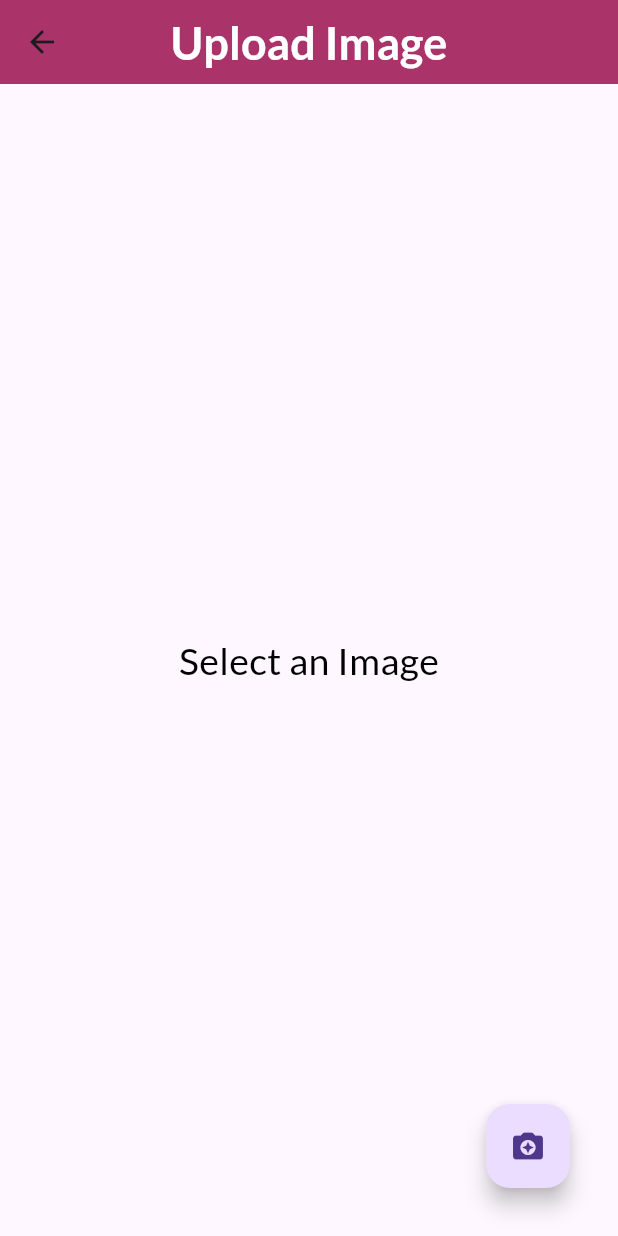
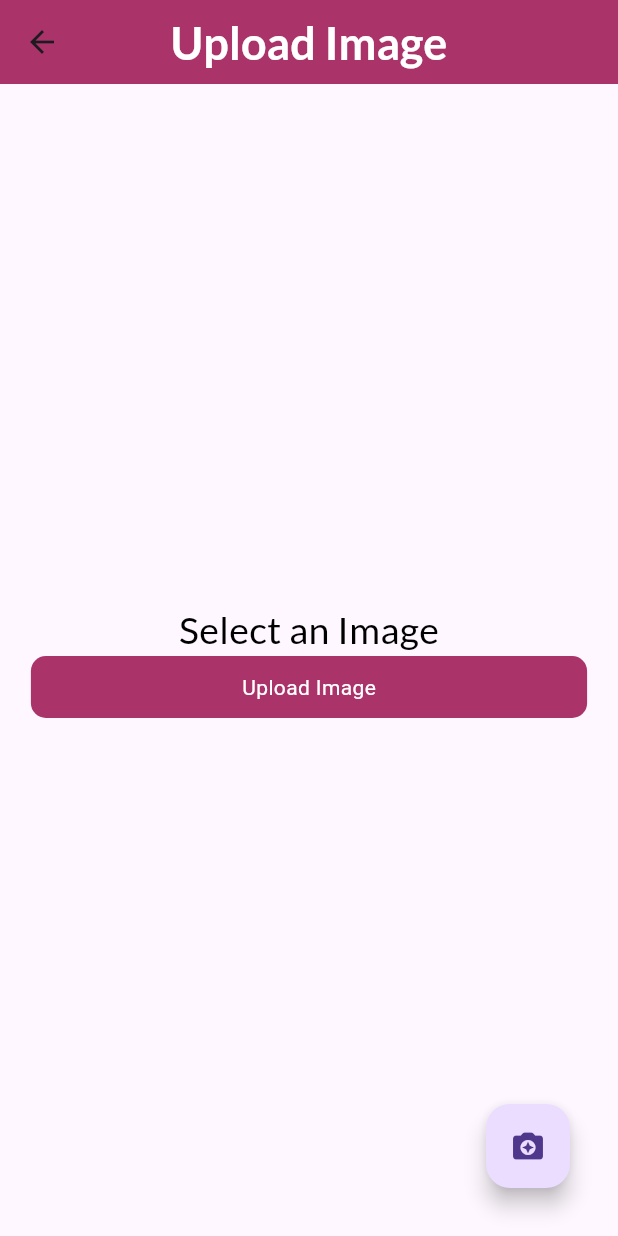
Before and after one commit to huzaifa-huzzi/blog_flutter_getx, a Flutter app: the CameraScreen screen opened by its route, on a phone screen of 412 x 824 dp. Run offline on Flutter 3.47's test engine with Material 3 defaults, Android fonts, the phone set to English and light mode, and no system bars; our stand-ins replace firebase_auth, firebase_core, firebase_database, fluttertoast, get, google_fonts and 3 more; accounts and stored records are empty.

```diff
--- a/lib/view/Camera/Camera_Screen.dart
+++ b/lib/view/Camera/Camera_Screen.dart
@@ -1,3 +1,4 @@
+import 'package:blog_flutter_getx/Resources/Components/RoundButton/RoundButton.dart';
 import 'package:flutter/material.dart';
 import 'package:get/get.dart';
 import 'package:google_fonts/google_fonts.dart';
@@ -85,7 +86,11 @@ class _CameraScreenState extends State<CameraScreen> {
                   );
                 }
               }) ,
-            )
+
+            ),
+            RoundButton(title: 'Upload Image', onPress: (){
+
+            })
           ],
         ),
       ),
@@ -98,6 +103,7 @@ class _CameraScreenState extends State<CameraScreen> {
           },
         ),
       ),
+
     );
   }
 }
```
